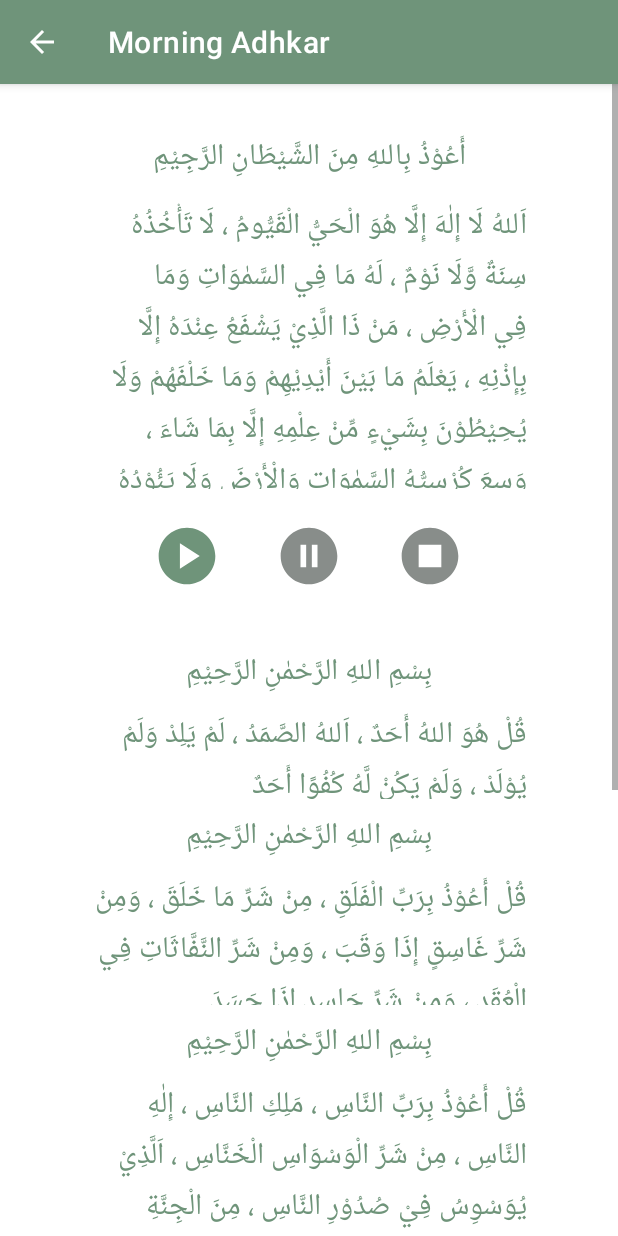
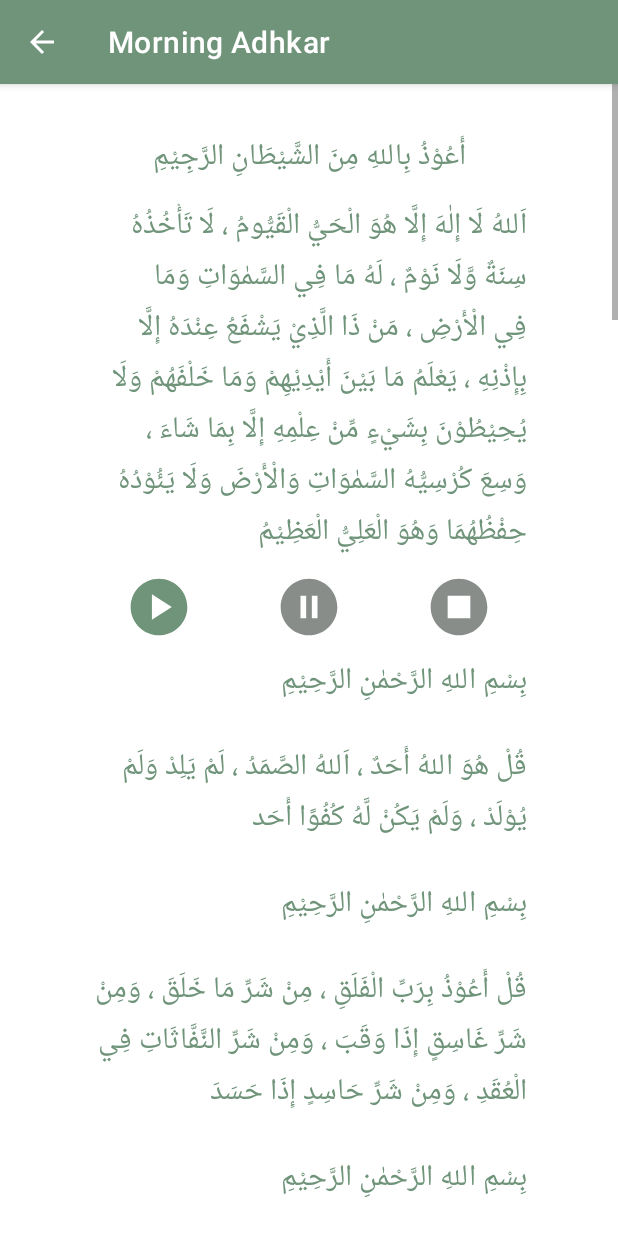
Before and after one commit to mostafaibrahim24/dua-and-adhkar-app, an Android app: the MorningAdhkarActivity screen opened directly, with no data from a screen before it, on a phone screen of 412 x 824 dp. Run offline under Robolectric (Android 15) with nearby library versions, the phone set to English and light mode, and no system bars; Roboto replaces fonts that are not available here.

Commit message:
Improved overall structure of the morning adhkar activity especially the structure of media player using linearlayouts

```diff
--- a/app/src/main/res/layout/activity_morning_adhkar_activity.xml
+++ b/app/src/main/res/layout/activity_morning_adhkar_activity.xml
@@ -9,89 +9,6 @@
         android:layout_width="match_parent"
         android:layout_height="wrap_content"
         tools:context=".MorningAdhkarActivity">
-
-        <ImageButton
-            android:id="@+id/stopButton03"
-            android:layout_width="wrap_content"
-            android:layout_height="wrap_content"
-            android:layout_marginTop="380dp"
-            android:backgroundTint="#00FFFFFF"
-            android:contentDescription="Stop"
-            android:onClick="stopAudio"
-            android:src="@drawable/baseline_stop_circle_45"
-            app:layout_constraintEnd_toEndOf="parent"
-            app:layout_constraintHorizontal_bias="0.73"
-            app:layout_constraintStart_toStartOf="parent"
-            app:layout_constraintTop_toBottomOf="@+id/textView2_4" />
-
-        <ImageButton
-            android:id="@+id/pauseButton03"
-            android:layout_width="wrap_content"
-            android:layout_height="wrap_content"
-            android:layout_marginTop="380dp"
-            android:backgroundTint="#00FFFFFF"
-            android:contentDescription="Pause"
-            android:onClick="pauseAudio"
-            android:src="@drawable/baseline_pause_circle_45"
-            app:layout_constraintEnd_toEndOf="parent"
-            app:layout_constraintHorizontal_bias="0.497"
-            app:layout_constraintStart_toStartOf="parent"
-            app:layout_constraintTop_toBottomOf="@+id/textView2_4" />
-
-        <ImageButton
-            android:id="@+id/playButton03"
-            android:layout_width="wrap_content"
-            android:layout_height="wrap_content"
-            android:layout_marginTop="380dp"
-            android:backgroundTint="#00FFFFFF"
-            android:contentDescription="Play"
-            android:onClick="playAudio"
-            android:src="@drawable/baseline_play_circle_45"
-            app:layout_constraintEnd_toEndOf="parent"
-            app:layout_constraintHorizontal_bias="0.257"
-            app:layout_constraintStart_toStartOf="parent"
-            app:layout_constraintTop_toBottomOf="@+id/textView2_4" />
-
-        <ImageButton
-            android:id="@+id/pauseButton02"
-            android:layout_width="wrap_content"
-            android:layout_height="wrap_content"
-            android:layout_marginTop="24dp"
-            android:backgroundTint="#00FFFFFF"
-            android:contentDescription="Pause"
-            android:onClick="pauseAudio"
-            android:src="@drawable/baseline_pause_circle_45"
-            app:layout_constraintEnd_toEndOf="parent"
-            app:layout_constraintStart_toStartOf="parent"
-            app:layout_constraintTop_toBottomOf="@+id/textView2_4" />
-
-        <ImageButton
-            android:id="@+id/playButton02"
-            android:layout_width="wrap_content"
-            android:layout_height="wrap_content"
-            android:layout_marginTop="24dp"
-            android:backgroundTint="#00FFFFFF"
-            android:contentDescription="Play"
-            android:onClick="playAudio"
-            android:src="@drawable/baseline_play_circle_45"
-            app:layout_constraintEnd_toEndOf="parent"
-            app:layout_constraintHorizontal_bias="0.263"
-            app:layout_constraintStart_toStartOf="parent"
-            app:layout_constraintTop_toBottomOf="@+id/textView2_4" />
-
-        <ImageButton
-            android:id="@+id/stopButton02"
-            android:layout_width="wrap_content"
-            android:layout_height="wrap_content"
-            android:layout_marginTop="24dp"
-            android:backgroundTint="#00FFFFFF"
-            android:contentDescription="Stop"
-            android:onClick="stopAudio"
-            android:src="@drawable/baseline_stop_circle_45"
-            app:layout_constraintEnd_toEndOf="parent"
-            app:layout_constraintHorizontal_bias="0.736"
-            app:layout_constraintStart_toStartOf="parent"
-            app:layout_constraintTop_toBottomOf="@+id/textView2_4" />
 
         <TextView
             android:id="@+id/textView1_1"
@@ -110,7 +27,7 @@
         <TextView
             android:id="@+id/textView1_2"
             android:layout_width="290dp"
-            android:layout_height="192dp"
+            android:layout_height="wrap_content"
             android:layout_marginTop="12dp"
             android:fontFamily="sans-serif-condensed"
             android:text="@string/morning_adhkar_1_2"
@@ -124,161 +41,277 @@
         <TextView
             android:id="@+id/textView2_1"
             android:layout_width="290dp"
-            android:layout_height="59dp"
-            android:layout_marginTop="8dp"
+            android:layout_height="wrap_content"
             android:fontFamily="sans-serif-condensed"
             android:text="@string/morning_adhkar_2_1"
             android:textColor="@color/app_main_color"
             android:textSize="20sp"
             app:layout_constraintEnd_toEndOf="parent"
-            app:layout_constraintHorizontal_bias="0.5"
+            app:layout_constraintHorizontal_bias="0.504"
             app:layout_constraintStart_toStartOf="parent"
-            app:layout_constraintTop_toBottomOf="@+id/textView2_inthenameofallah_1" />
+            app:layout_constraintTop_toBottomOf="@id/set1" />
 
-        <TextView
-            android:id="@+id/textView2_2"
-            android:layout_width="290dp"
-            android:layout_height="87dp"
-            android:layout_marginTop="8dp"
-            android:fontFamily="sans-serif-condensed"
-            android:text="@string/morning_adhkar_2_2"
-            android:textColor="@color/app_main_color"
-            android:textSize="20sp"
-            app:layout_constraintEnd_toEndOf="parent"
-            app:layout_constraintHorizontal_bias="0.5"
-            app:layout_constraintStart_toStartOf="parent"
-            app:layout_constraintTop_toBottomOf="@+id/textView2_inthenameofallah_2" />
+<!--        <ImageButton-->
+<!--            android:id="@+id/stopButton02"-->
+<!--            android:layout_width="wrap_content"-->
+<!--            android:layout_height="wrap_content"-->
+<!--            android:layout_marginTop="12dp"-->
+<!--            android:backgroundTint="#00FFFFFF"-->
+<!--            android:contentDescription="Stop"-->
+<!--            android:onClick="stopAudio"-->
+<!--            android:src="@drawable/baseline_stop_circle_45"-->
+<!--            app:layout_constraintEnd_toEndOf="parent"-->
+<!--            app:layout_constraintHorizontal_bias="0.766"-->
+<!--            app:layout_constraintStart_toStartOf="parent"-->
+<!--            app:layout_constraintTop_toBottomOf="@+id/textView2_1" />-->
 
-        <TextView
-            android:id="@+id/textView2_3"
-            android:layout_width="290dp"
-            android:layout_height="110dp"
-            android:layout_marginTop="8dp"
-            android:fontFamily="sans-serif-condensed"
-            android:text="@string/morning_adhkar_2_3"
-            android:textColor="@color/app_main_color"
-            android:textSize="20sp"
-            app:layout_constraintEnd_toEndOf="parent"
-            app:layout_constraintHorizontal_bias="0.5"
-            app:layout_constraintStart_toStartOf="parent"
-            app:layout_constraintTop_toBottomOf="@+id/textView2_inthenameofallah_3" />
+<!--        <ImageButton-->
+<!--            android:id="@+id/pauseButton02"-->
+<!--            android:layout_width="wrap_content"-->
+<!--            android:layout_height="wrap_content"-->
+<!--            android:layout_marginBottom="10dp"-->
+<!--            android:backgroundTint="#00FFFFFF"-->
+<!--            android:contentDescription="Pause"-->
+<!--            android:onClick="pauseAudio"-->
+<!--            android:src="@drawable/baseline_pause_circle_45"-->
+<!--            app:layout_constraintBottom_toTopOf="@+id/textView3"-->
+<!--            app:layout_constraintEnd_toEndOf="parent"-->
+<!--            app:layout_constraintHorizontal_bias="0.523"-->
+<!--            app:layout_constraintStart_toStartOf="parent" />-->
 
-        <TextView
-            android:id="@+id/textView2_4"
-            android:layout_width="wrap_content"
-            android:layout_height="wrap_content"
-            android:fontFamily="sans-serif-condensed"
-            android:text="@string/morning_adhkar_2_4"
-            android:textColor="@color/app_main_color"
-            android:textSize="20sp"
-            app:layout_constraintEnd_toEndOf="parent"
-            app:layout_constraintHorizontal_bias="0.498"
-            app:layout_constraintStart_toStartOf="parent"
-            app:layout_constraintTop_toBottomOf="@+id/textView2_3" />
+<!--        <ImageButton-->
+<!--            android:id="@+id/playButton02"-->
+<!--            android:layout_width="wrap_content"-->
+<!--            android:layout_height="wrap_content"-->
+<!--            android:layout_marginTop="12dp"-->
+<!--            android:backgroundTint="#00FFFFFF"-->
+<!--            android:contentDescription="Play"-->
+<!--            android:onClick="playAudio"-->
+<!--            android:src="@drawable/baseline_play_circle_45"-->
+<!--            app:layout_constraintEnd_toEndOf="parent"-->
+<!--            app:layout_constraintHorizontal_bias="0.286"-->
+<!--            app:layout_constraintStart_toStartOf="parent"-->
+<!--            app:layout_constraintTop_toBottomOf="@+id/textView2_1" />-->
 
+        <!--        <ImageButton-->
+<!--            android:id="@+id/playButton03"-->
+<!--            android:layout_width="wrap_content"-->
+<!--            android:layout_height="wrap_content"-->
+<!--            android:backgroundTint="#00FFFFFF"-->
+<!--            android:contentDescription="Play"-->
+<!--            android:onClick="playAudio"-->
+<!--            android:src="@drawable/baseline_play_circle_45"-->
+<!--            app:layout_constraintEnd_toEndOf="parent"-->
+<!--            app:layout_constraintHorizontal_bias="0.263"-->
+<!--            app:layout_constraintStart_toStartOf="parent"-->
+<!--            app:layout_constraintTop_toBottomOf="@+id/textView3" />-->
+
+<!--        <ImageButton-->
+<!--            android:id="@+id/stopButton03"-->
+<!--            android:layout_width="wrap_content"-->
+<!--            android:layout_height="wrap_content"-->
+<!--            android:backgroundTint="#00FFFFFF"-->
+<!--            android:contentDescription="Stop"-->
+<!--            android:onClick="stopAudio"-->
+<!--            android:src="@drawable/baseline_stop_circle_45"-->
+<!--            app:layout_constraintEnd_toEndOf="parent"-->
+<!--            app:layout_constraintHorizontal_bias="0.736"-->
+<!--            app:layout_constraintStart_toStartOf="parent"-->
+<!--            app:layout_constraintTop_toBottomOf="@+id/textView3" />-->
+
+<!--        <ImageButton-->
+<!--            android:id="@+id/pauseButton03"-->
+<!--            android:layout_width="wrap_content"-->
+<!--            android:layout_height="wrap_content"-->
+<!--            android:backgroundTint="#00FFFFFF"-->
+<!--            android:contentDescription="Pause"-->
+<!--            android:onClick="pauseAudio"-->
+<!--            android:src="@drawable/baseline_pause_circle_45"-->
+<!--            app:layout_constraintEnd_toEndOf="parent"-->
+<!--            app:layout_constraintHorizontal_bias="0.502"-->
+<!--            app:layout_constraintStart_toStartOf="parent"-->
+<!--            app:layout_constraintTop_toBottomOf="@+id/textView3" />-->
         <TextView
             android:id="@+id/textView3"
             android:layout_width="290dp"
-            android:layout_height="224dp"
-            android:layout_marginTop="44dp"
+            android:layout_height="wrap_content"
+            android:layout_marginBottom="2444dp"
             android:fontFamily="sans-serif-condensed"
             android:text="@string/morning_adhkar_3"
             android:textColor="@color/app_main_color"
             android:textSize="20sp"
+            app:layout_constraintTop_toBottomOf="@id/set2"
+            app:layout_constraintBottom_toBottomOf="parent"
             app:layout_constraintEnd_toEndOf="parent"
-            app:layout_constraintHorizontal_bias="0.504"
+            app:layout_constraintHorizontal_bias="0.494"
+            app:layout_constraintStart_toStartOf="parent" />
+
+        <LinearLayout
+            android:id="@+id/set3"
+            android:layout_width="300dp"
+            android:layout_height="wrap_content"
+            android:layout_weight="1"
+            android:layout_marginTop="0dp"
+            android:layout_marginBottom="0dp"
+            android:orientation="horizontal"
+            app:layout_constraintEnd_toEndOf="parent"
             app:layout_constraintStart_toStartOf="parent"
-            app:layout_constraintTop_toBottomOf="@+id/pauseButton02" />
+            app:layout_constraintTop_toBottomOf="@+id/textView3">
+            <LinearLayout
+                android:layout_width="0dp"
+                android:layout_height="wrap_content"
+                android:layout_weight="1"
+                android:gravity="center">
+                <ImageButton
+                    android:id="@+id/playButton03"
+                    android:layout_width="wrap_content"
+                    android:layout_height="wrap_content"
+                    android:backgroundTint="#00FFFFFF"
+                    android:contentDescription="Play"
+                    android:onClick="playAudio"
+                    android:src="@drawable/baseline_play_circle_45" />
+            </LinearLayout>
+            <LinearLayout
+                android:layout_width="0dp"
+                android:layout_height="wrap_content"
+                android:layout_weight="1"
+                android:gravity="center">
+                <ImageButton
+                    android:id="@+id/pauseButton03"
+                    android:layout_width="wrap_content"
+                    android:layout_height="wrap_content"
+                    android:backgroundTint="#00FFFFFF"
+                    android:contentDescription="Pause"
+                    android:onClick="pauseAudio"
+                    android:src="@drawable/baseline_pause_circle_45" />
+            </LinearLayout>
+            <LinearLayout
+                android:layout_width="0dp"
+                android:layout_height="wrap_content"
+                android:layout_weight="1"
+                android:gravity="center">
+                <ImageButton
+                    android:id="@+id/stopButton03"
+                    android:layout_width="wrap_content"
+                    android:layout_height="wrap_content"
+                    android:backgroundTint="#00FFFFFF"
+                    android:contentDescription="Stop"
+                    android:onClick="stopAudio"
+                    android:src="@drawable/baseline_stop_circle_45" />
+            </LinearLayout>
+        </LinearLayout>
 
+
+        <LinearLayout
+            android:id="@+id/set1"
+            android:layout_width="300dp"
+            android:layout_height="wrap_content"
+            android:layout_weight="1"
+            android:layout_marginTop="0dp"
+            android:layout_marginBottom="0dp"
+            android:orientation="horizontal"
+            app:layout_constraintBottom_toTopOf="@+id/textView2_1"
+            app:layout_constraintEnd_toEndOf="parent"
+            app:layout_constraintStart_toStartOf="parent"
+            app:layout_constraintTop_toBottomOf="@+id/textView1_2">
+            <LinearLayout
+                android:layout_width="0dp"
+                android:layout_height="wrap_content"
+                android:layout_weight="1"
+                android:gravity="center">
                 <ImageButton
                     android:id="@+id/playButton01"
                     android:layout_width="wrap_content"
                     android:layout_height="wrap_content"
-            android:layout_marginTop="12dp"
                     android:backgroundTint="#00FFFFFF"
                     android:contentDescription="Play"
                     android:onClick="playAudio"
-            android:src="@drawable/baseline_play_circle_45"
-            app:layout_constraintEnd_toEndOf="parent"
-            app:layout_constraintHorizontal_bias="0.263"
-            app:layout_constraintStart_toStartOf="parent"
-            app:layout_constraintTop_toBottomOf="@+id/textView1_2" />
-
+                    android:src="@drawable/baseline_play_circle_45" />
+            </LinearLayout>
+            <LinearLayout
+                android:layout_width="0dp"
+                android:layout_height="wrap_content"
+                android:layout_weight="1"
+                android:gravity="center">
                 <ImageButton
                     android:id="@+id/pauseButton01"
                     android:layout_width="wrap_content"
                     android:layout_height="wrap_content"
-            android:layout_marginTop="12dp"
                     android:backgroundTint="#00FFFFFF"
                     android:contentDescription="Pause"
                     android:onClick="pauseAudio"
-            android:src="@drawable/baseline_pause_circle_45"
-            app:layout_constraintEnd_toEndOf="parent"
-            app:layout_constraintStart_toStartOf="parent"
-            app:layout_constraintTop_toBottomOf="@+id/textView1_2" />
-
+                    android:src="@drawable/baseline_pause_circle_45" />
+            </LinearLayout>
+            <LinearLayout
+                android:layout_width="0dp"
+                android:layout_height="wrap_content"
+                android:layout_weight="1"
+                android:gravity="center">
                 <ImageButton
                     android:id="@+id/stopButton01"
                     android:layout_width="wrap_content"
                     android:layout_height="wrap_content"
-            android:layout_marginTop="12dp"
                     android:backgroundTint="#00FFFFFF"
                     android:contentDescription="Stop"
                     android:onClick="stopAudio"
-            android:src="@drawable/baseline_stop_circle_45"
+                    android:src="@drawable/baseline_stop_circle_45" />
+            </LinearLayout>
+        </LinearLayout>
+        <LinearLayout
+            android:id="@+id/set2"
+            android:layout_width="300dp"
+            android:layout_height="wrap_content"
+            android:layout_weight="1"
+            android:layout_marginTop="0dp"
+            android:layout_marginBottom="0dp"
+            android:orientation="horizontal"
+            app:layout_constraintTop_toBottomOf="@+id/textView2_1"
+            app:layout_constraintBottom_toTopOf="@id/textView3"
             app:layout_constraintEnd_toEndOf="parent"
-            app:layout_constraintHorizontal_bias="0.736"
-            app:layout_constraintStart_toStartOf="parent"
-            app:layout_constraintTop_toBottomOf="@+id/textView1_2" />
-
-
-        <TextView
-            android:id="@+id/textView2_inthenameofallah_1"
+            app:layout_constraintStart_toStartOf="parent">
+            <LinearLayout
+                android:layout_width="0dp"
+                android:layout_height="wrap_content"
+                android:layout_weight="1"
+                android:gravity="center">
+                <ImageButton
+                    android:id="@+id/playButton02"
                     android:layout_width="wrap_content"
                     android:layout_height="wrap_content"
-            android:layout_marginTop="28dp"
-            android:fontFamily="sans-serif-condensed"
-            android:text="@string/morning_adhkar_2_inthenameofallah"
-            android:textColor="@color/app_main_color"
-            android:textSize="20sp"
-            app:layout_constraintEnd_toEndOf="parent"
-            app:layout_constraintHorizontal_bias="0.5"
-            app:layout_constraintStart_toStartOf="parent"
-            app:layout_constraintTop_toBottomOf="@+id/pauseButton01" />
-
-        <TextView
-            android:id="@+id/textView2_inthenameofallah_2"
+                    android:backgroundTint="#00FFFFFF"
+                    android:contentDescription="Play"
+                    android:onClick="playAudio"
+                    android:src="@drawable/baseline_play_circle_45" />
+            </LinearLayout>
+            <LinearLayout
+                android:layout_width="0dp"
+                android:layout_height="wrap_content"
+                android:layout_weight="1"
+                android:gravity="center">
+                <ImageButton
+                    android:id="@+id/pauseButton02"
                     android:layout_width="wrap_content"
                     android:layout_height="wrap_content"
-            android:layout_marginTop="8dp"
-            android:fontFamily="sans-serif-condensed"
-            android:text="@string/morning_adhkar_2_inthenameofallah"
-            android:textColor="@color/app_main_color"
-            android:textSize="20sp"
-            app:layout_constraintEnd_toEndOf="parent"
-            app:layout_constraintHorizontal_bias="0.5"
-            app:layout_constraintStart_toStartOf="parent"
-            app:layout_constraintTop_toBottomOf="@+id/textView2_1" />
-
-        <TextView
-            android:id="@+id/textView2_inthenameofallah_3"
+                    android:backgroundTint="#00FFFFFF"
+                    android:contentDescription="Pause"
+                    android:onClick="pauseAudio"
+                    android:src="@drawable/baseline_pause_circle_45" />
+            </LinearLayout>
+            <LinearLayout
+                android:layout_width="0dp"
+                android:layout_height="wrap_content"
+                android:layout_weight="1"
+                android:gravity="center">
+                <ImageButton
+                    android:id="@+id/stopButton02"
                     android:layout_width="wrap_content"
                     android:layout_height="wrap_content"
-            android:layout_marginTop="8dp"
-            android:fontFamily="sans-serif-condensed"
-            android:text="@string/morning_adhkar_2_inthenameofallah"
-            android:textColor="@color/app_main_color"
-            android:textSize="20sp"
-            app:layout_constraintEnd_toEndOf="parent"
-            app:layout_constraintHorizontal_bias="0.5"
-            app:layout_constraintStart_toStartOf="parent"
-            app:layout_constraintTop_toBottomOf="@+id/textView2_2" />
-
-        <androidx.constraintlayout.widget.Group
-            android:id="@+id/group"
-            android:layout_width="wrap_content"
-            android:layout_height="wrap_content"
-            app:constraint_referenced_ids="stopButton01,pauseButton01,playButton01" />
+                    android:backgroundTint="#00FFFFFF"
+                    android:contentDescription="Stop"
+                    android:onClick="stopAudio"
+                    android:src="@drawable/baseline_stop_circle_45" />
+            </LinearLayout>
+        </LinearLayout>
 
 
     </androidx.constraintlayout.widget.ConstraintLayout>
--- a/app/src/main/res/values/strings.xml
+++ b/app/src/main/res/values/strings.xml
@@ -15,7 +15,7 @@
 اَللهُ لَا إِلٰهَ إِلَّا هُوَ الْحَيُّ الْقَيُّومُ ، لَا تَأْخُذُهُ سِنَةٌ وَّلَا نَوْمٌ ، لَهُ مَا فِي السَّمٰوَاتِ وَمَا فِي الْأَرْضِ ، مَنْ ذَا الَّذِيْ يَشْفَعُ عِنْدَهُ إِلَّا بِإِذْنِهِ ، يَعْلَمُ مَا بَيْنَ أَيْدِيْهِمْ وَمَا خَلْفَهُمْ وَلَا يُحِيْطُوْنَ بِشَيْءٍ مِّنْ عِلْمِهِ إِلَّا بِمَا شَاءَ ، وَسِعَ كُرْسِيُّهُ السَّمٰوَاتِ وَالْأَرْضَ وَلَا يَئُوْدُهُ حِفْظُهُمَا وَهُوَ الْعَلِيُّ الْعَظِيْمُ
     </string>
     <string name="morning_adhkar_2_inthenameofallah">بِسْمِ اللهِ الرَّحْمٰنِ الرَّحِيْمِ</string>
-    <string name="morning_adhkar_2_1">قُلْ هُوَ اللهُ أَحَدٌ ، اَللهُ الصَّمَدُ ، لَمْ يَلِدْ وَلَمْ يُوْلَدْ ، وَلَمْ يَكُنْ لَّهُ كُفُوًا أَحَدٌ</string>
+    <string name="morning_adhkar_2_1">بِسْمِ اللهِ الرَّحْمٰنِ الرَّحِيْمِ\n\nقُلْ هُوَ اللهُ أَحَدٌ ، اَللهُ الصَّمَدُ ، لَمْ يَلِدْ وَلَمْ يُوْلَدْ ، وَلَمْ يَكُنْ لَّهُ كُفُوًا أَحَد\n\nبِسْمِ اللهِ الرَّحْمٰنِ الرَّحِيْمِ\n\nقُلْ أَعُوْذُ بِرَبِّ الْفَلَقِ ، مِنْ شَرِّ مَا خَلَقَ ، وَمِنْ شَرِّ غَاسِقٍ إِذَا وَقَبَ ، وَمِنْ شَرِّ النَّفَّاثَاتِ فِي الْعُقَدِ ، وَمِنْ شَرِّ حَاسِدٍ إِذَا حَسَدَ\n\nبِسْمِ اللهِ الرَّحْمٰنِ الرَّحِيْمِ\n\nقُلْ أَعُوْذُ بِرَبِّ النَّاسِ ، مَلِكِ النَّاسِ ، إِلٰهِ النَّاسِ ، مِنْ شَرِّ الْوَسْوَاسِ الْخَنَّاسِ ، اَلَّذِيْ يُوَسْوِسُ فِيْ صُدُوْرِ النَّاسِ ، مِنَ الْجِنَّةِ وَالنَّاسِ\n\n(ثلاث مرات)</string>
     <string name="morning_adhkar_2_2">قُلْ أَعُوْذُ بِرَبِّ الْفَلَقِ ، مِنْ شَرِّ مَا خَلَقَ ، وَمِنْ شَرِّ غَاسِقٍ إِذَا وَقَبَ ، وَمِنْ شَرِّ النَّفَّاثَاتِ فِي الْعُقَدِ ، وَمِنْ شَرِّ حَاسِدٍ إِذَا حَسَدَ</string>
     <string name="morning_adhkar_2_3">قُلْ أَعُوْذُ بِرَبِّ النَّاسِ ، مَلِكِ النَّاسِ ، إِلٰهِ النَّاسِ ، مِنْ شَرِّ الْوَسْوَاسِ الْخَنَّاسِ ، اَلَّذِيْ يُوَسْوِسُ فِيْ صُدُوْرِ النَّاسِ ، مِنَ الْجِنَّةِ وَالنَّاسِ</string>
     <string name="morning_adhkar_2_4">(ثلاث مرات)</string>
```
Lines whose indentation alone changed are shown as unchanged.
